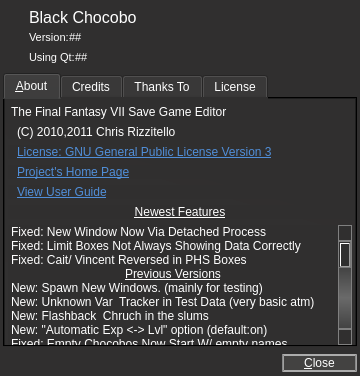
sithlord48/blackchocobo, file about.ui: the form before one commit.
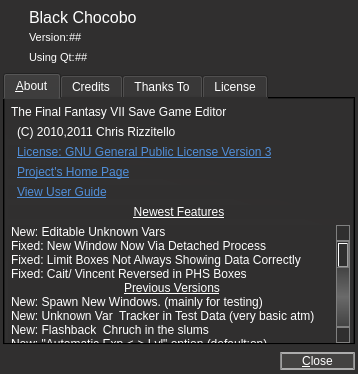
The form after the commit. Icons and pictures are not drawn.

Commit message: Lupdate, Fixed Editable unknown colums, Unknown Values Editable Via INt Column.

```diff
--- a/about.ui
+++ b/about.ui
@@ -9,8 +9,8 @@
    <rect>
     <x>0</x>
     <y>0</y>
-    <width>360</width>
-    <height>376</height>
+    <width>358</width>
+    <height>374</height>
    </rect>
   </property>
   <property name="sizePolicy">
@@ -520,6 +520,11 @@
          <property name="wordWrap">
           <bool>true</bool>
          </property>
+         <item>
+          <property name="text">
+           <string>New: Editable Unknown Vars</string>
+          </property>
+         </item>
          <item>
           <property name="text">
            <string>Fixed: New Window Now Via Detached Process</string>
```
The commit also changes 7 other files.
